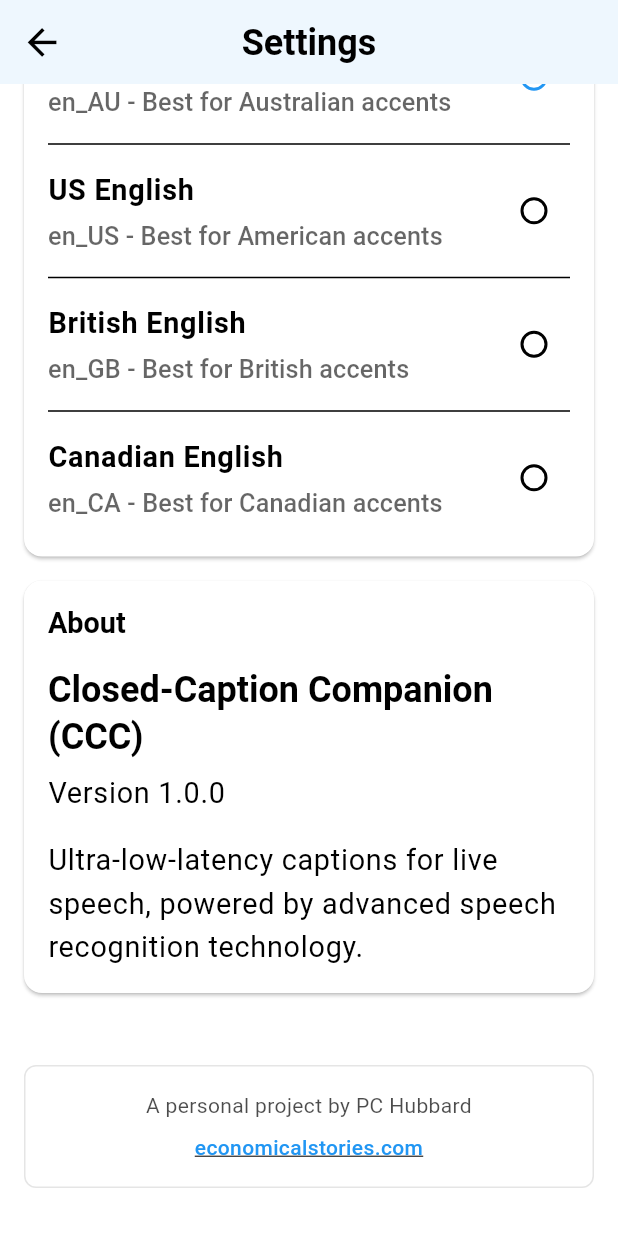
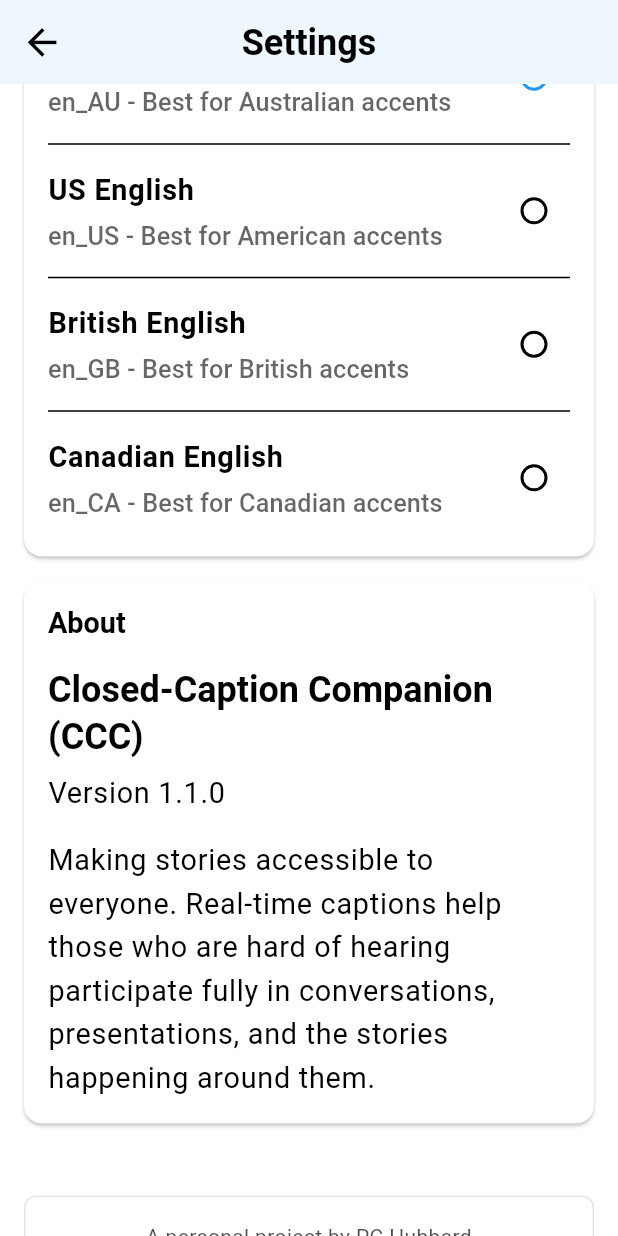
Before and after one commit to economicalstories/CCC, a Flutter app: the SettingsScreen screen opened directly, scrolled down 1667 dp, on a phone screen of 412 x 824 dp. Run offline on Flutter 3.47's test engine with Material 3 defaults, Android fonts, the phone set to English and light mode, and no system bars; our stand-ins replace permission_handler, shared_preferences, speech_to_text; accounts and stored records are empty.

Commit message:
v1.1.0 - Storytelling Accessibility Focus - Change app name to 'Closed Caption Companion' - Reframe descriptions for hard of hearing storytelling accessibility - Update version to 1.1.0 - Add Android strings.xml and fix URL launcher - Remove test folder - Align with economicalstories.com mission

```diff
--- a/lib/screens/settings_screen.dart
+++ b/lib/screens/settings_screen.dart
@@ -353,12 +353,12 @@ class _SettingsScreenState extends State<SettingsScreen> {
                   ),
                   const SizedBox(height: 8),
                   Text(
-                    'Version 1.0.0',
+                    'Version 1.1.0',
                     style: Theme.of(context).textTheme.bodyLarge,
                   ),
                   const SizedBox(height: 16),
                   Text(
-                    'Ultra-low-latency captions for live speech, powered by advanced speech recognition technology.',
+                    'Making stories accessible to everyone. Real-time captions help those who are hard of hearing participate fully in conversations, presentations, and the stories happening around them.',
                     style: Theme.of(context).textTheme.bodyLarge,
                   ),
                 ],
--- a/pubspec.yaml
+++ b/pubspec.yaml
@@ -1,7 +1,7 @@
 name: closed_caption_companion
-description: Ultra-low-latency captions for live speech
+description: Making stories accessible to everyone. Real-time captions for those who are hard of hearing.
 publish_to: 'none'
-version: 1.0.0+1
+version: 1.1.0+2
 
 environment:
   sdk: '>=3.0.0 <4.0.0'
```
Also changed, not shown: 3 other files.
